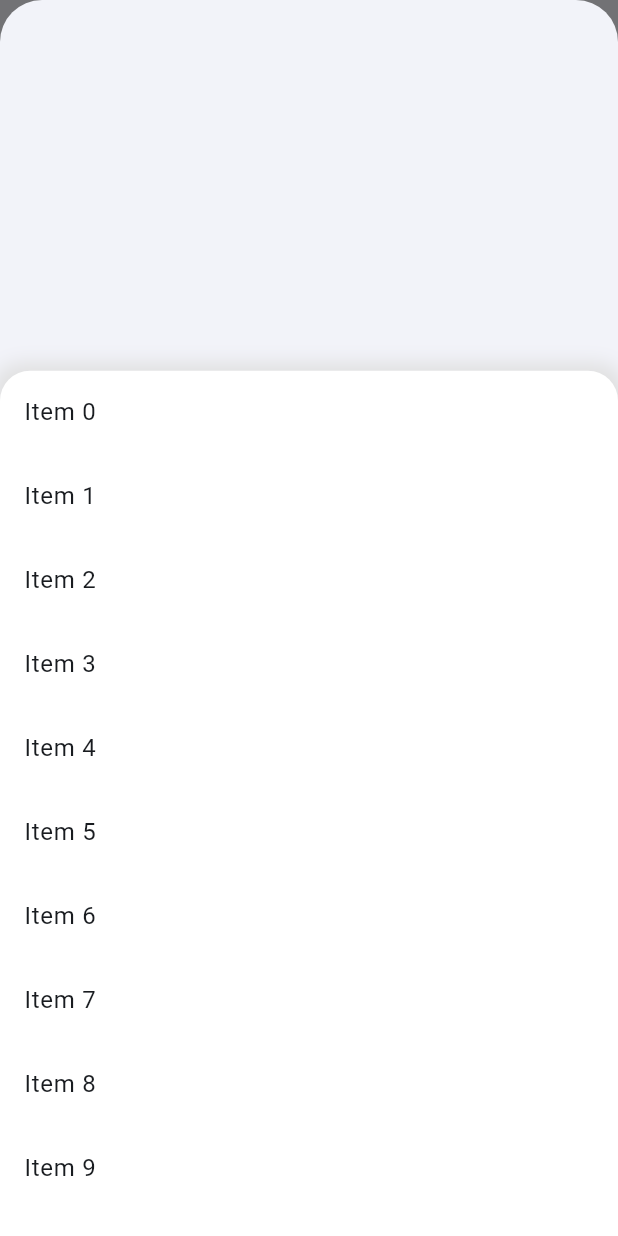
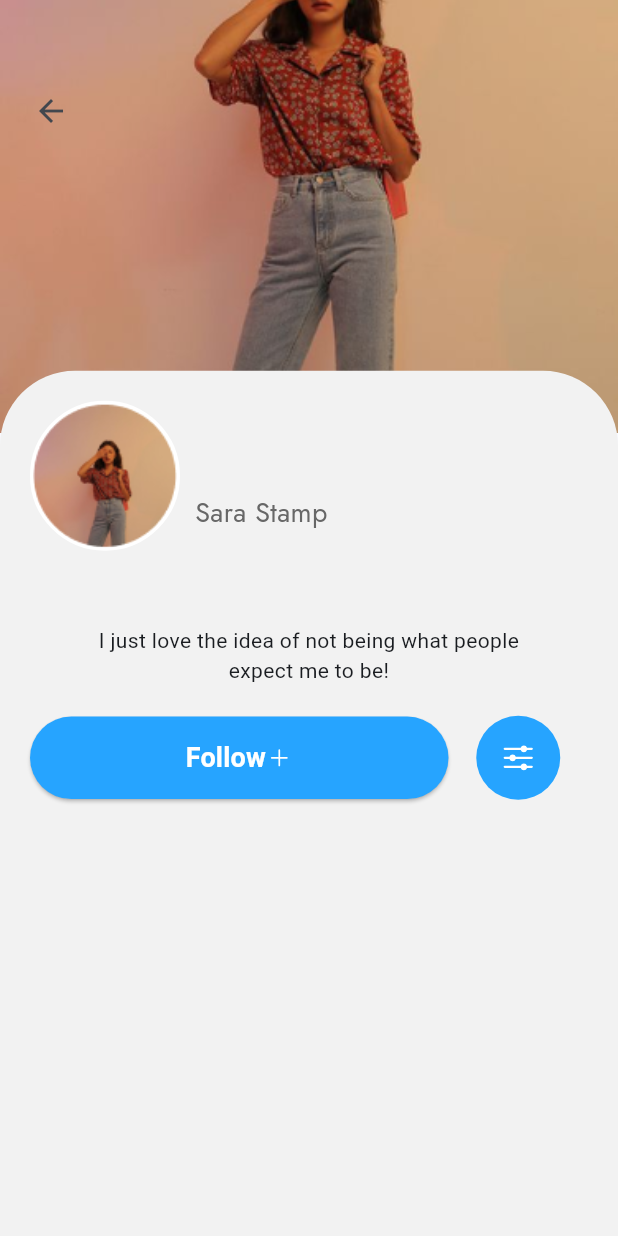
Before and after one commit to Wasim-Zaman/hobbyzhub_mobile, a Flutter app: the OtherProfileScreen screen opened directly, on a phone screen of 412 x 824 dp. Run offline on Flutter 3.47's test engine with Material 2 defaults, Android fonts, the phone set to English and light mode, and no system bars; our stand-ins replace flutter_bloc, flutter_screenutil, flutter_secure_storage, flutter_spinkit, google_fonts, image_picker and 4 more; accounts and stored records are empty.

Commit message:
other profile screen is on going

```diff
--- a/lib/main.dart
+++ b/lib/main.dart
@@ -3,7 +3,7 @@ import 'package:flutter_bloc/flutter_bloc.dart';
 import 'package:flutter_screenutil/flutter_screenutil.dart';
 import 'package:hobbyzhub/constants/bloc_provider.dart';
 import 'package:hobbyzhub/global/themes/app_theme.dart';
-import 'package:hobbyzhub/views/bottom_nav_bar/main_tabs_screen.dart';
+import 'package:hobbyzhub/views/profile/other_profile_screen.dart';
 import 'package:nb_utils/nb_utils.dart';
 
 void main() async {
@@ -38,9 +38,7 @@ class _MyAppState extends State<MyApp> {
                 title: 'HobbyzHub',
                 theme: AppTheme.light,
                 navigatorKey: navigatorKey,
-                home: const MainTabScreen(
-                  index: 0,
-                ),
+                home: const OtherProfileScreen(),
               ),
             );
           }),
--- /dev/null
+++ b/lib/views/profile/other_profile_screen.dart
@@ -0,0 +1,149 @@
+import 'package:flutter/material.dart';
+import 'package:hobbyzhub/constants/app_text_style.dart';
+import 'package:hobbyzhub/global/colors/app_colors.dart';
+import 'package:hobbyzhub/views/widgets/buttons/primary_button.dart';
+import 'package:ionicons/ionicons.dart';
+import 'package:nb_utils/nb_utils.dart';
+
+class OtherProfileScreen extends StatefulWidget {
+  const OtherProfileScreen({Key? key}) : super(key: key);
+
+  @override
+  State<OtherProfileScreen> createState() => _OtherProfileScreenState();
+}
+
+class _OtherProfileScreenState extends State<OtherProfileScreen> {
+  @override
+  Widget build(BuildContext context) {
+    return Scaffold(
+      body: SingleChildScrollView(
+        child: Column(
+          children: [
+            Stack(
+              children: [
+                SizedBox(
+                  height: context.height(),
+                  child: Align(
+                    alignment: Alignment.topCenter,
+                    child: Container(
+                      alignment: Alignment.topCenter,
+                      height: context.height() * 0.35,
+                      decoration: const BoxDecoration(
+                        color: Colors.amber,
+                        image: DecorationImage(
+                          image: AssetImage('assets/images/cover.png'),
+                          fit: BoxFit.cover,
+                        ),
+                      ),
+                    ),
+                  ),
+                ),
+                Padding(
+                  padding: const EdgeInsets.symmetric(
+                    vertical: 50,
+                    horizontal: 10,
+                  ),
+                  child: BackButton(
+                    onPressed: () {
+                      finish(context);
+                    },
+                  ),
+                ),
+                Positioned(
+                  left: 0,
+                  right: 0,
+                  bottom: 0,
+                  child: Container(
+                    height: context.height() - context.height() * 0.30,
+                    decoration: const BoxDecoration(
+                      color: AppColors.lightGrey,
+                      borderRadius: BorderRadius.only(
+                        topRight: Radius.circular(50),
+                        topLeft: Radius.circular(50),
+                      ),
+                    ),
+                    child: Padding(
+                      padding: const EdgeInsets.all(20.0),
+                      child: Column(
+                        crossAxisAlignment: CrossAxisAlignment.center,
+                        children: [
+                          Row(
+                            children: [
+                              // Profile picture in circular form
+                              Container(
+                                height: 100,
+                                width: 100,
+                                margin: const EdgeInsets.only(bottom: 50),
+                                decoration: BoxDecoration(
+                                  shape: BoxShape.circle,
+                                  border: Border.all(
+                                    width: 2,
+                                    color: AppColors.white,
+                                  ),
+                                  image: const DecorationImage(
+                                    image: AssetImage(
+                                        'assets/images/userprofile.png'),
+                                    fit: BoxFit.contain,
+                                  ),
+                                ),
+                              ),
+                              10.width,
+                              Text(
+                                'Sara Stamp',
+                                style: AppTextStyle.subHeading,
+                              ),
+                            ],
+                          ),
+                          // Bio
+                          const Padding(
+                            padding: EdgeInsets.symmetric(horizontal: 40),
+                            child: Text(
+                              'I just love the idea of not being what people expect me to be!',
+                              textAlign: TextAlign.center,
+                            ),
+                          ),
+                          20.height,
+                          Row(
+                            mainAxisAlignment: MainAxisAlignment.spaceBetween,
+                            children: [
+                              Expanded(
+                                flex: 3,
+                                child: PrimaryButtonWidget(
+                                  caption: "Follow",
+                                  onPressed: () {},
+                                  icon: Ionicons.add,
+                                ),
+                              ),
+                              Expanded(
+                                flex: 1,
+                                child: GestureDetector(
+                                  onTap: () {},
+                                  child: Container(
+                                    height: 56,
+                                    decoration: const BoxDecoration(
+                                      color: AppColors.primary,
+                                      shape: BoxShape.circle,
+                                    ),
+                                    child: const Icon(
+                                      // three dots icon
+                                      Ionicons.options,
+                                      color: AppColors.white,
+                                    ),
+                                  ),
+                                ),
+                              ),
+                            ],
+                          ),
+                        ],
+                      ),
+                    ),
+                  ),
+                ),
+              ],
+            ),
+          ],
+        ),
+      ),
+    );
+  }
+}
--- a/lib/views/profile/profile_screen.dart
+++ /dev/null
@@ -1,107 +0,0 @@
-import 'package:flutter/material.dart';
-import 'package:ionicons/ionicons.dart';
-import 'package:nb_utils/nb_utils.dart';
-
-class OtherProfileScreen extends StatefulWidget {
-  const OtherProfileScreen({Key? key}) : super(key: key);
-
-  @override
-  State<OtherProfileScreen> createState() => _OtherProfileScreenState();
-}
-
-class _OtherProfileScreenState extends State<OtherProfileScreen> {
-  @override
-  void initState() {
-    Future.delayed(Duration(milliseconds: 1000), () {
-      showBottomSheet();
-    });
-    super.initState();
-  }
-
-  showBottomSheet() {
-    /*
-      Create a bottom sheet such that it initially covers 70 percent height
-      of the screen, but when i scroll it, it takes up the full screen.
-
-      but the bottom sheet should never be dismissed when i scroll it down.
-      but it could be decreased again to 70 percent of height
-    */
-
-    showModalBottomSheet(
-        context: context,
-        isScrollControlled: true,
-        builder: (context) {
-          return DraggableScrollableSheet(
-            initialChildSize: 0.7,
-            minChildSize: 0.7,
-            maxChildSize: 1,
-            builder: (context, scrollController) {
-              return Container(
-                decoration: BoxDecoration(
-                  color: Colors.white,
-                  borderRadius: BorderRadius.only(
-                    topLeft: Radius.circular(20),
-                    topRight: Radius.circular(20),
-                  ),
-                  boxShadow: [
-                    BoxShadow(
-                      color: Colors.grey.shade300,
-                      blurRadius: 10,
-                      spreadRadius: 5,
-                    )
-                  ],
-                ),
-                child: ListView.builder(
-                  controller: scrollController,
-                  itemCount: 20,
-                  itemBuilder: (context, index) {
-                    return ListTile(
-                      title: Text('Item $index'),
-                    );
-                  },
-                ),
-              );
-            },
-          );
-        });
-  }
-
-  @override
-  Widget build(BuildContext context) {
-    return Scaffold(
-      body: SafeArea(
-          child: Container(
-        decoration: BoxDecoration(
-            // boxShadow: [
-            //   BoxShadow(
-            //     color: Colors.grey.shade300,
-            //     blurRadius: 10,
-            //     spreadRadius: 5,
-            //   )
-            // ],
-            ),
-        height: context.height() * 0.4,
-        width: context.width(),
-        child: Stack(
-          children: [
-            Center(
-              child: Image.asset(
-                'assets/images/login.png',
-                height: 200,
-                width: 200,
-              ),
-            ),
-            Positioned(
-              left: 0,
-              top: 0,
-              child: IconButton(
-                icon: Icon(Ionicons.arrow_back),
-                onPressed: () {},
-              ),
-            )
-          ],
-        ),
-      )),
-    );
-  }
-}
--- a/lib/views/widgets/buttons/primary_button.dart
+++ b/lib/views/widgets/buttons/primary_button.dart
@@ -1,6 +1,7 @@
 import 'package:flutter/material.dart';
 import 'package:hobbyzhub/constants/app_text_style.dart';
 import 'package:hobbyzhub/global/colors/app_colors.dart';
+import 'package:nb_utils/nb_utils.dart';
 
 class PrimaryButtonWidget extends StatelessWidget {
   const PrimaryButtonWidget({
@@ -10,12 +11,14 @@ class PrimaryButtonWidget extends StatelessWidget {
     this.width,
     this.height,
     this.margin,
+    this.icon,
   }) : super(key: key);
 
   final String caption;
   final VoidCallback onPressed;
   final double? width, height;
   final EdgeInsets? margin;
+  final IconData? icon;
 
   @override
   Widget build(BuildContext context) {
@@ -26,12 +29,19 @@ class PrimaryButtonWidget extends StatelessWidget {
         onPressed: onPressed,
         style: ElevatedButton.styleFrom(
           backgroundColor: AppColors.primary,
-          foregroundColor: AppColors.primary,
+          foregroundColor: AppColors.white,
           shape: const RoundedRectangleBorder(
             borderRadius: BorderRadius.all(Radius.circular(50)),
           ),
         ),
-        child: Text(caption, style: AppTextStyle.whiteButtonTextStyle),
+        child: Row(
+          mainAxisAlignment: MainAxisAlignment.center,
+          children: [
+            Text(caption, style: AppTextStyle.whiteButtonTextStyle),
+            20.height.visible(icon != null),
+            Icon(icon).visible(icon != null),
+          ],
+        ),
       ),
     );
   }
```
Also changed, not shown: assets/images/cover.png (added), assets/images/userprofile.png (added), pubspec.lock.
